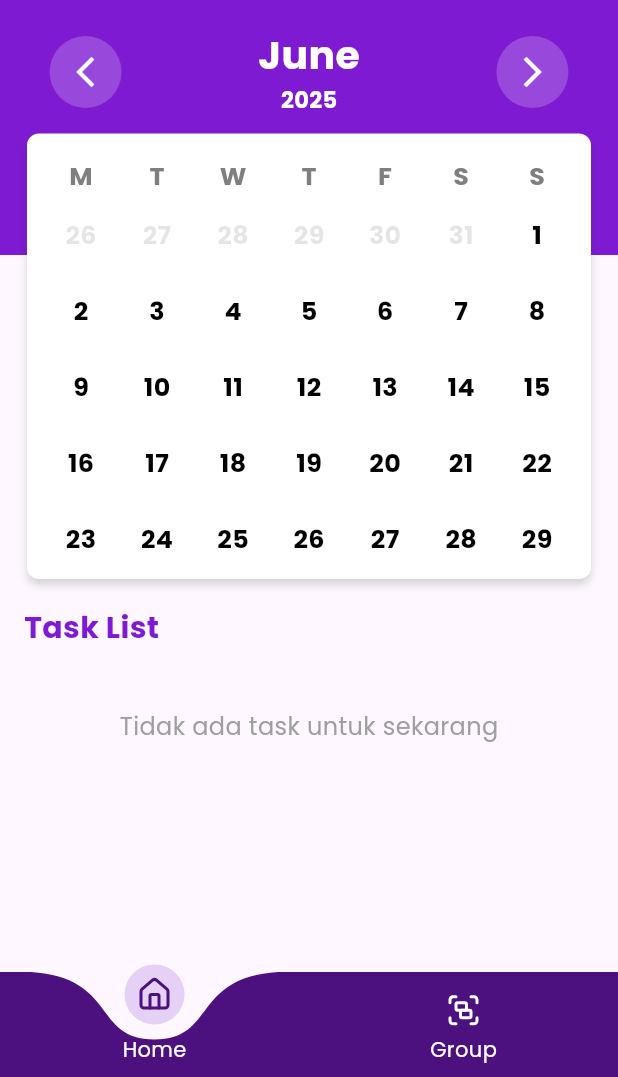
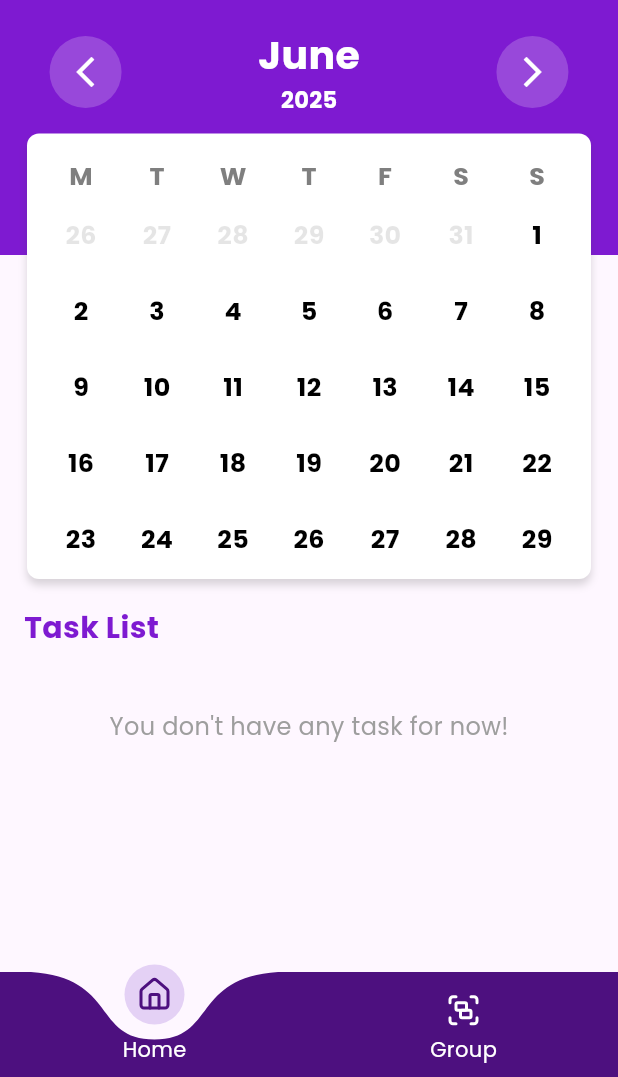
Before and after one commit to georgewin18/DoKo, a Flutter app: the screen it shows after launch, after a tap on the "arrow forward ios" icon, on a phone screen of 412 x 824 dp, the part 159-1236 px from its top. Run offline on Flutter 3.47's test engine with Material 3 defaults, Android fonts, the phone set to English and light mode, and no system bars; drawn by our look-alikes of curved_labeled_navigation_bar; our stand-ins replace flutter_lucide, percent_indicator, sqflite; accounts and stored records are empty.

Commit message:
add groupNames + fix inconsistent language

```diff
--- a/lib/pages/home_page.dart
+++ b/lib/pages/home_page.dart
@@ -2,6 +2,8 @@ import 'package:doko/components/calendar.dart';
 import 'package:doko/components/edit_task_bottom_sheet.dart';
 import 'package:doko/components/home_task_card.dart';
 import 'package:doko/db/task_db_helper.dart';
+import 'package:doko/db/task_group_db_helper.dart';
+import 'package:doko/models/task_group_model.dart';
 import 'package:doko/models/task_model.dart';
 import 'package:flutter/material.dart';
 
@@ -21,6 +23,7 @@ class _HomePageState extends State<HomePage> {
   @override
   void initState() {
     super.initState();
+    _fetchAllGroups();
     _loadTasks();
   }
 
@@ -28,6 +31,17 @@ class _HomePageState extends State<HomePage> {
     final tasks = await TaskDbHelper().getTask();
     setState(() {
       _allTask = tasks;
+    });
+  }
+
+  Map<int?, String> groupNames = {};
+
+  Future<void> _fetchAllGroups() async {
+    final groups = await TaskGroupDBHelper.getTaskGroups();
+    setState(() {
+      groupNames = {
+        for (var group in groups) group.id: group.name,
+      };
     });
   }
 
@@ -129,7 +143,7 @@ class _HomePageState extends State<HomePage> {
                             child: Padding(
                               padding: const EdgeInsets.only(top: 32),
                               child: Text(
-                                "Tidak ada task untuk sekarang",
+                                "You don't have any task for now!",
                                 style: TextStyle(
                                   fontSize: 16,
                                   color: Colors.grey,
@@ -142,11 +156,13 @@ class _HomePageState extends State<HomePage> {
                             itemCount: filteredTasks.length,
                             itemBuilder: (context, index) {
                               final task = filteredTasks[index];
+                              final groupName = groupNames[task.task_group_id] ?? "Unknown Group";
+
                               return Padding(
                                 padding: EdgeInsets.only(bottom: 12),
                                 child: HomeTaskCard(
                                   title: task.task_name,
-                                  groupName: "Kecerdasan Buatan",
+                                  groupName: groupName,
                                   date: task.date,
                                   time: task.time,
                                   progress: (task.progress.toDouble() / 100),
@@ -166,7 +182,7 @@ class _HomePageState extends State<HomePage> {
                                       ScaffoldMessenger.of(context,).showSnackBar(
                                         SnackBar(
                                           content: Text(
-                                            (result['action'] == 'delete') ? "Task berhasil dihapus" : "Task berhasil diupdate",
+                                            (result['action'] == 'delete') ? "Task deleted" : "Task updated",
                                           ),
                                           behavior: SnackBarBehavior.floating,
                                           margin: EdgeInsets.only(
```
